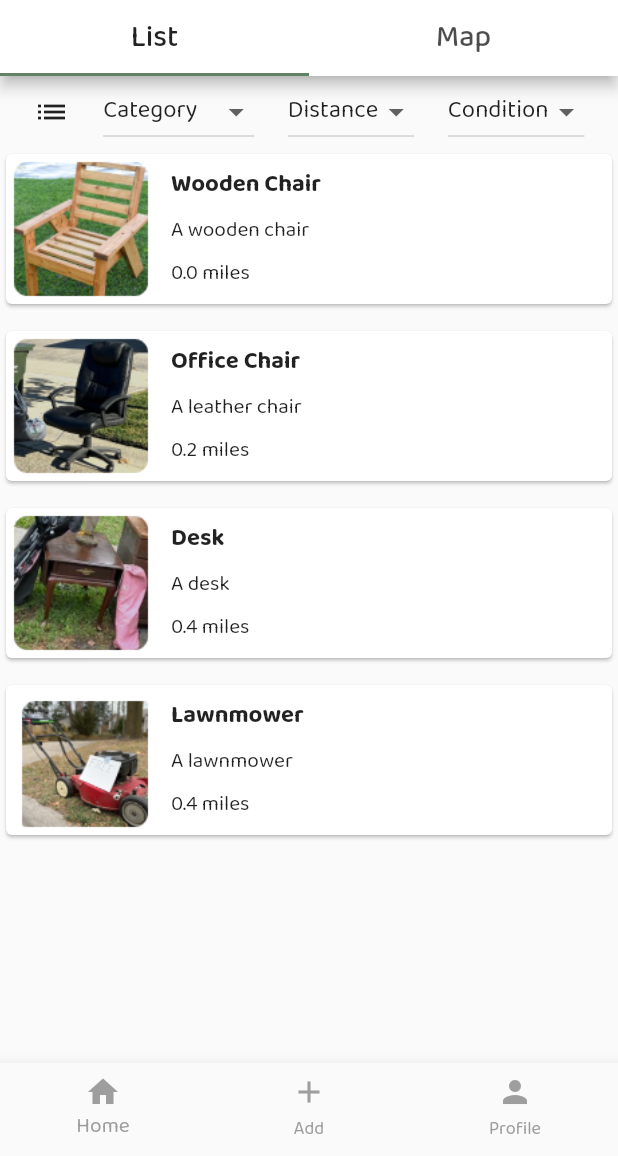
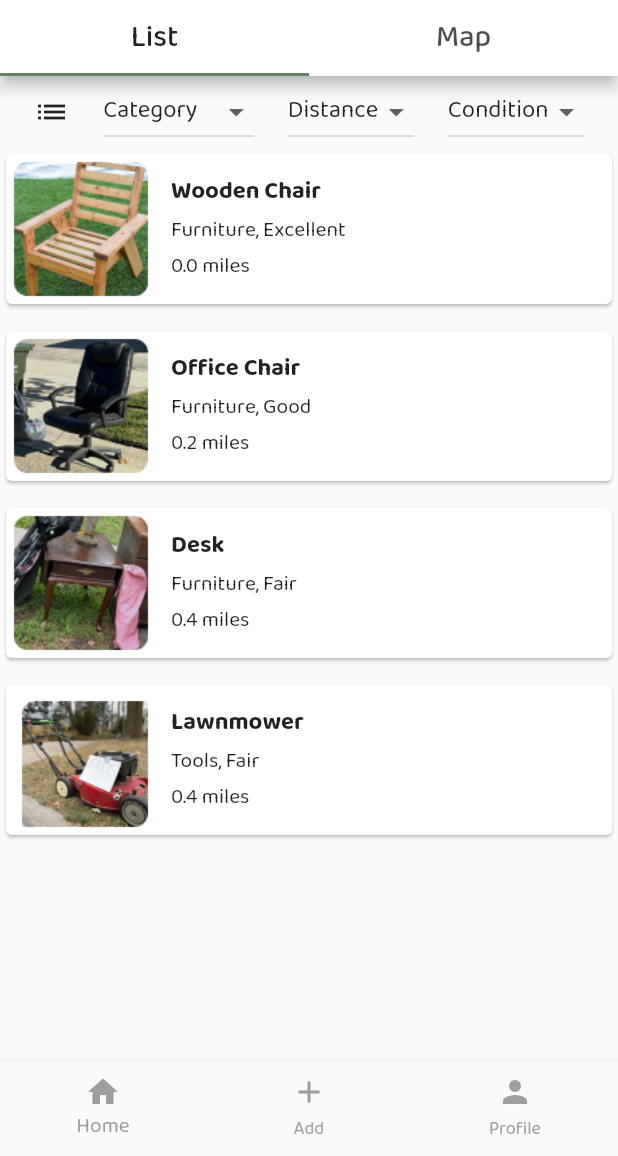
Before and after one commit to willDDDD/dumstr, a Flutter app: the HomePage screen opened by its route, on a phone screen of 412 x 824 dp, the part 80-1236 px from its top. Run offline on Flutter 3.47's test engine with Material 2 defaults, Android fonts, the phone set to English and light mode, and no system bars; our stand-ins replace geolocator, google_maps_flutter, image_picker, location, timer_count_down.

Commit message:
add better description

```diff
--- a/dumpstr_app/assets/data.json
+++ b/dumpstr_app/assets/data.json
@@ -8,11 +8,11 @@
     "action": "claim",
     "category": "Furniture",
     "distance": 0.0,
-    "condition": "E",
+    "condition": "Excellent",
     "hidden": false,
     "timeSincePosted": 0.0,
-    "itemAddress": "123 Sesame Street",
-    "description": "A wooden chair",
+    "itemAddress": "615 S Wright St.",
+    "description": "This is a cool outdoor chair that's seen some epic picnics. We're moving and can't take it with us.",
     "lat": 40.11049763915532,
     "lng": -88.22830990000001
   },
@@ -25,11 +25,11 @@
     "action": "claim",
     "category": "Furniture",
     "distance": 0.2,
-    "condition": "G",
+    "condition": "Good",
     "hidden": false,
     "timeSincePosted": 0.0,
-    "itemAddress": "123 Sesame Street",
-    "description": "A leather chair",
+    "itemAddress": "202 East Green St.",
+    "description": "Hey, anyone need an office chair? It's been a good buddy during study sessions. Still in good shape!",
     "lat": 40.11159767699478,
     "lng": -88.23088596411003
   },
@@ -42,11 +42,11 @@
     "action": "claim",
     "category": "Furniture",
     "distance": 0.4,
-    "condition": "F",
+    "condition": "Fair",
     "hidden": false,
     "timeSincePosted": 0.0,
-    "itemAddress": "123 Sesame Street",
-    "description": "A desk",
+    "itemAddress": "304 E White St.",
+    "description": "Got a desk here that's perfect for late-night cramming. It's seen better days, but it's free!",
     "lat": 40.10658935503921,
     "lng": -88.2321555467846
   },
@@ -59,11 +59,11 @@
     "action": "claim",
     "category": "Tools",
     "distance": 0.4,
-    "condition": "F",
+    "condition": "Fair",
     "hidden": false,
     "timeSincePosted": 0.0,
-    "itemAddress": "123 Sesame Street",
-    "description": "A lawnmower",
+    "itemAddress": "1010 W University Ave ",
+    "description": "Lawnmower that I don't need anymore. Pretty old but still works!",
     "lat": 40.10648152843716,
     "lng": -88.23222210038442
   }
--- a/dumpstr_app/lib/components/ListView.dart
+++ b/dumpstr_app/lib/components/ListView.dart
@@ -134,12 +134,12 @@ class ItemCard extends StatelessWidget {
                       fontSize: 16,
                     ),
                   ),
-                  SizedBox(height: 5),
+                  SizedBox(height: 0),
                   Text(
-                    item['description'] ?? '',
+                    item['category'] + ", " + item['condition'] ?? '',
                     style: TextStyle(fontSize: 14),
                   ),
-                  SizedBox(height: 5),
+                  SizedBox(height: 0),
                   Text(
                     (item['distance']?.toString() ?? '') + " miles",
                     style: TextStyle(fontSize: 14),
--- a/dumpstr_app/lib/components/filter.dart
+++ b/dumpstr_app/lib/components/filter.dart
@@ -31,10 +31,11 @@ List<DropdownMenuItem<String>> get distanceDropdownItems {
 List<DropdownMenuItem<String>> get conditionDropdownItems {
   List<DropdownMenuItem<String>> conditionItems = [
     const DropdownMenuItem(value: "All", child: Text("Condition")),
-    const DropdownMenuItem(value: "F", child: Text("Fair")),
-    const DropdownMenuItem(value: "G", child: Text("Good")),
-    const DropdownMenuItem(value: "E", child: Text("Excellent")),
-    const DropdownMenuItem(value: "N", child: Text("New")),
+    const DropdownMenuItem(value: "Poor", child: Text("Poor")),
+    const DropdownMenuItem(value: "Fair", child: Text("Fair")),
+    const DropdownMenuItem(value: "Good", child: Text("Good")),
+    const DropdownMenuItem(value: "Excellent", child: Text("Excellent")),
+    const DropdownMenuItem(value: "New", child: Text("New")),
   ];
   return conditionItems;
 }
```
Also changed, not shown: dumpstr_app/lib/components/list.dart (added, +48 -0 lines).
